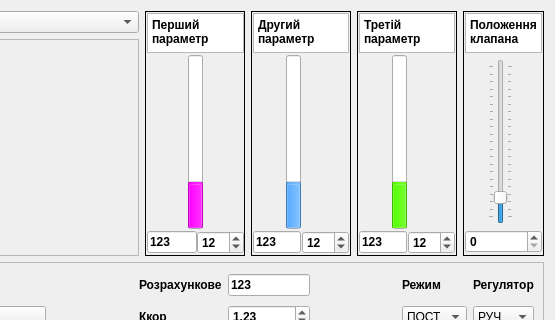
This is panelReg/panelReg.ui in vanessaorgua/lib as Qt 5 draws it before an edit; both pictures show x 377 to 932 and y 0 to 320 of the 932 by 518 pixel window. The edited form follows.
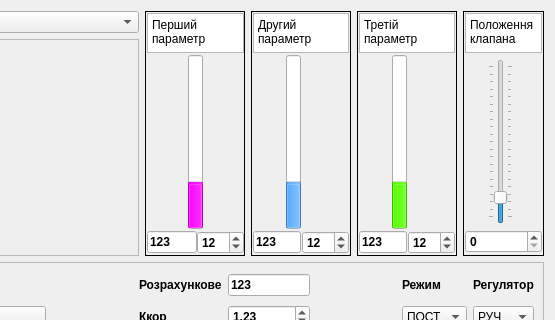
This is the edited form. Icons and pictures are not drawn.

Diff of the .ui file:
```diff
--- a/panelReg/panelReg.ui
+++ b/panelReg/panelReg.ui
@@ -254,12 +254,6 @@
           <height>40</height>
          </size>
         </property>
-        <property name="font">
-         <font>
-          <weight>75</weight>
-          <bold>true</bold>
-         </font>
-        </property>
         <property name="whatsThis">
          <string>Назва першого параметру</string>
         </property>
@@ -276,8 +270,8 @@
          <string>&lt;!DOCTYPE HTML PUBLIC &quot;-//W3C//DTD HTML 4.0//EN&quot; &quot;http://www.w3.org/TR/REC-html40/strict.dtd&quot;&gt;
 &lt;html&gt;&lt;head&gt;&lt;meta name=&quot;qrichtext&quot; content=&quot;1&quot; /&gt;&lt;style type=&quot;text/css&quot;&gt;
 p, li { white-space: pre-wrap; }
-&lt;/style&gt;&lt;/head&gt;&lt;body style=&quot; font-family:'DejaVu Sans'; font-size:9pt; font-weight:600; font-style:normal;&quot;&gt;
-&lt;p style=&quot; margin-top:0px; margin-bottom:0px; margin-left:0px; margin-right:0px; -qt-block-indent:0; text-indent:0px;&quot;&gt;&lt;span style=&quot; font-family:'Sans Serif';&quot;&gt;Перший параметр&lt;/span&gt;&lt;/p&gt;&lt;/body&gt;&lt;/html&gt;</string>
+&lt;/style&gt;&lt;/head&gt;&lt;body style=&quot; font-family:'DejaVu Sans'; font-size:9pt; font-weight:400; font-style:normal;&quot;&gt;
+&lt;p style=&quot; margin-top:0px; margin-bottom:0px; margin-left:0px; margin-right:0px; -qt-block-indent:0; text-indent:0px;&quot;&gt;Перший параметр&lt;/p&gt;&lt;/body&gt;&lt;/html&gt;</string>
         </property>
        </widget>
       </item>
@@ -532,12 +526,6 @@
           <height>40</height>
          </size>
         </property>
-        <property name="font">
-         <font>
-          <weight>75</weight>
-          <bold>true</bold>
-         </font>
-        </property>
         <property name="whatsThis">
          <string>Назва другого параметру регулювання</string>
         </property>
@@ -554,8 +542,8 @@
          <string>&lt;!DOCTYPE HTML PUBLIC &quot;-//W3C//DTD HTML 4.0//EN&quot; &quot;http://www.w3.org/TR/REC-html40/strict.dtd&quot;&gt;
 &lt;html&gt;&lt;head&gt;&lt;meta name=&quot;qrichtext&quot; content=&quot;1&quot; /&gt;&lt;style type=&quot;text/css&quot;&gt;
 p, li { white-space: pre-wrap; }
-&lt;/style&gt;&lt;/head&gt;&lt;body style=&quot; font-family:'DejaVu Sans'; font-size:9pt; font-weight:600; font-style:normal;&quot;&gt;
-&lt;p style=&quot; margin-top:0px; margin-bottom:0px; margin-left:0px; margin-right:0px; -qt-block-indent:0; text-indent:0px;&quot;&gt;&lt;span style=&quot; font-family:'Sans Serif';&quot;&gt;Другий параметр&lt;/span&gt;&lt;/p&gt;&lt;/body&gt;&lt;/html&gt;</string>
+&lt;/style&gt;&lt;/head&gt;&lt;body style=&quot; font-family:'DejaVu Sans'; font-size:9pt; font-weight:400; font-style:normal;&quot;&gt;
+&lt;p style=&quot; margin-top:0px; margin-bottom:0px; margin-left:0px; margin-right:0px; -qt-block-indent:0; text-indent:0px;&quot;&gt;Другий параметр&lt;/p&gt;&lt;/body&gt;&lt;/html&gt;</string>
         </property>
        </widget>
       </item>
@@ -805,12 +793,6 @@
           <height>40</height>
          </size>
         </property>
-        <property name="font">
-         <font>
-          <weight>75</weight>
-          <bold>true</bold>
-         </font>
-        </property>
         <property name="whatsThis">
          <string>Назва третього параметру регулювання</string>
         </property>
@@ -827,8 +809,8 @@
          <string>&lt;!DOCTYPE HTML PUBLIC &quot;-//W3C//DTD HTML 4.0//EN&quot; &quot;http://www.w3.org/TR/REC-html40/strict.dtd&quot;&gt;
 &lt;html&gt;&lt;head&gt;&lt;meta name=&quot;qrichtext&quot; content=&quot;1&quot; /&gt;&lt;style type=&quot;text/css&quot;&gt;
 p, li { white-space: pre-wrap; }
-&lt;/style&gt;&lt;/head&gt;&lt;body style=&quot; font-family:'DejaVu Sans'; font-size:9pt; font-weight:600; font-style:normal;&quot;&gt;
-&lt;p style=&quot; margin-top:0px; margin-bottom:0px; margin-left:0px; margin-right:0px; -qt-block-indent:0; text-indent:0px;&quot;&gt;&lt;span style=&quot; font-family:'Sans Serif';&quot;&gt;Третій параметр&lt;/span&gt;&lt;/p&gt;&lt;/body&gt;&lt;/html&gt;</string>
+&lt;/style&gt;&lt;/head&gt;&lt;body style=&quot; font-family:'DejaVu Sans'; font-size:9pt; font-weight:400; font-style:normal;&quot;&gt;
+&lt;p style=&quot; margin-top:0px; margin-bottom:0px; margin-left:0px; margin-right:0px; -qt-block-indent:0; text-indent:0px;&quot;&gt;Третій параметр&lt;/p&gt;&lt;/body&gt;&lt;/html&gt;</string>
         </property>
        </widget>
       </item>
@@ -1012,12 +994,6 @@
           <height>40</height>
          </size>
         </property>
-        <property name="font">
-         <font>
-          <weight>75</weight>
-          <bold>true</bold>
-         </font>
-        </property>
         <property name="accessibleName">
          <string>Назва клапана регулятора</string>
         </property>
@@ -1034,8 +1010,8 @@
          <string>&lt;!DOCTYPE HTML PUBLIC &quot;-//W3C//DTD HTML 4.0//EN&quot; &quot;http://www.w3.org/TR/REC-html40/strict.dtd&quot;&gt;
 &lt;html&gt;&lt;head&gt;&lt;meta name=&quot;qrichtext&quot; content=&quot;1&quot; /&gt;&lt;style type=&quot;text/css&quot;&gt;
 p, li { white-space: pre-wrap; }
-&lt;/style&gt;&lt;/head&gt;&lt;body style=&quot; font-family:'DejaVu Sans'; font-size:9pt; font-weight:600; font-style:normal;&quot;&gt;
-&lt;p style=&quot; margin-top:0px; margin-bottom:0px; margin-left:0px; margin-right:0px; -qt-block-indent:0; text-indent:0px;&quot;&gt;&lt;span style=&quot; font-family:'Sans Serif';&quot;&gt;Положення клапана&lt;/span&gt;&lt;/p&gt;&lt;/body&gt;&lt;/html&gt;</string>
+&lt;/style&gt;&lt;/head&gt;&lt;body style=&quot; font-family:'DejaVu Sans'; font-size:9pt; font-weight:400; font-style:normal;&quot;&gt;
+&lt;p style=&quot; margin-top:0px; margin-bottom:0px; margin-left:0px; margin-right:0px; -qt-block-indent:0; text-indent:0px;&quot;&gt;Положення клапана&lt;/p&gt;&lt;/body&gt;&lt;/html&gt;</string>
         </property>
        </widget>
       </item>
```
Left out of the diff: 4 changed lines with no effect on the pictures.
